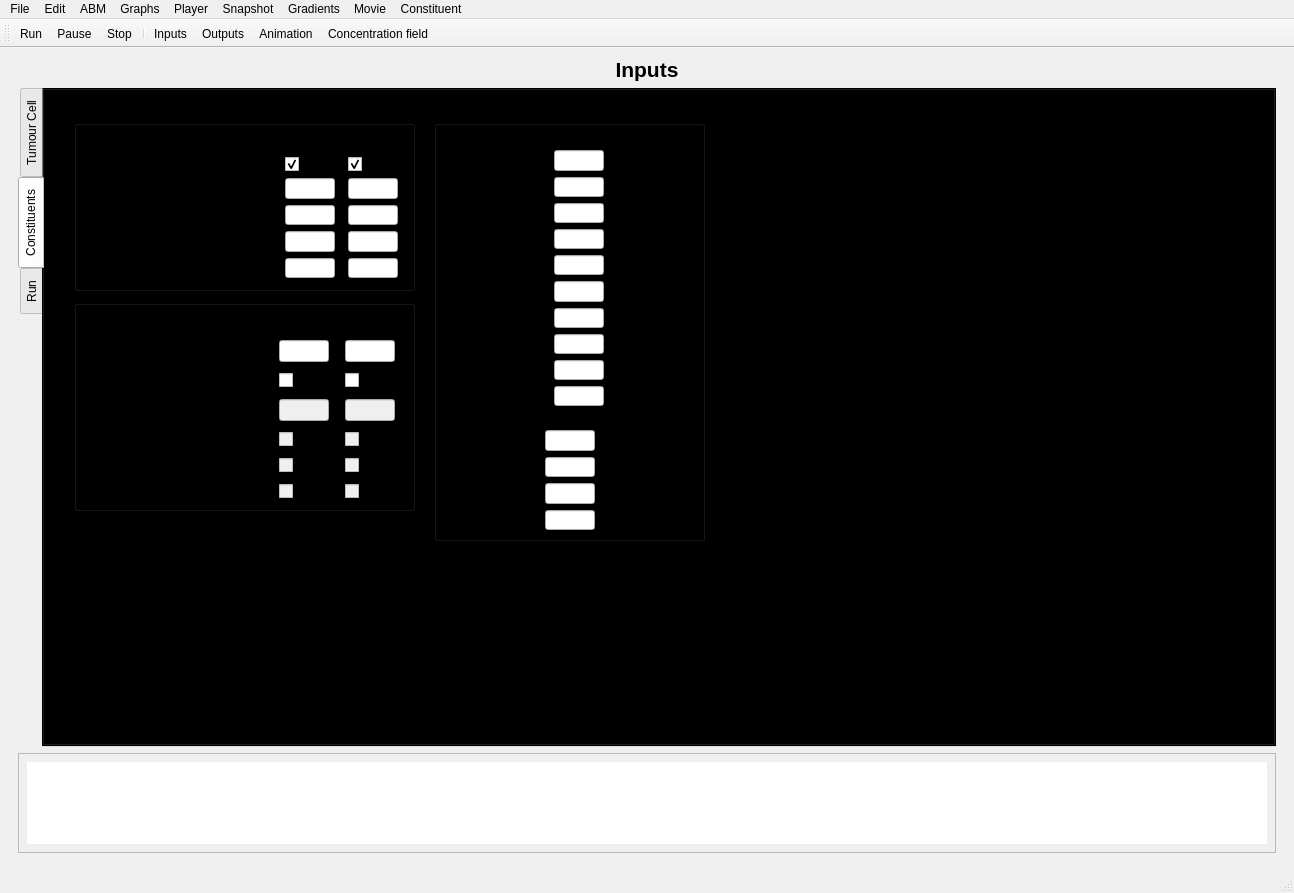
Above: GUI/spheroid_GUI.ui from gibbogle/spheroid-abm before the change. Below: the same form after it.
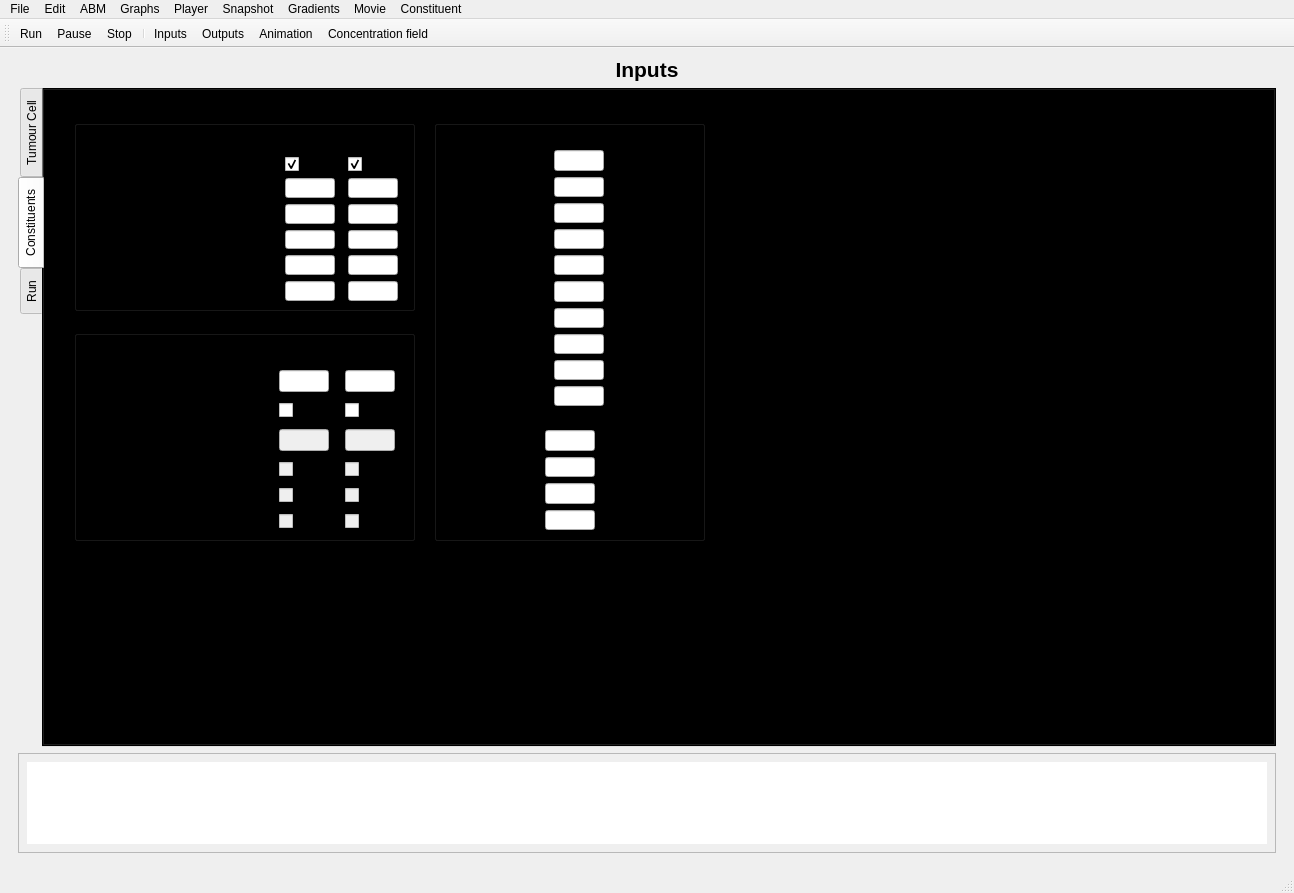
That is the form after the change. The open tabs and pages were chosen to show the change. Icons and pictures are not drawn. Custom widgets are drawn as their Qt base class.

Commit message: Many small changes, added MM_C0 to the GUI, increased max_nlist to 500k, MAX_VARS = 2*max_nlist

What changed in the file:
```diff
--- a/GUI/spheroid_GUI.ui
+++ b/GUI/spheroid_GUI.ui
@@ -251,7 +251,7 @@
               <x>30</x>
               <y>30</y>
               <width>341</width>
-              <height>171</height>
+              <height>191</height>
              </rect>
             </property>
             <property name="title">
@@ -263,7 +263,7 @@
                <x>10</x>
                <y>17</y>
                <width>320</width>
-               <height>141</height>
+               <height>164</height>
               </rect>
              </property>
              <layout class="QGridLayout" name="gridLayout_3">
@@ -519,7 +519,7 @@
                 </property>
                </widget>
               </item>
-              <item row="5" column="0">
+              <item row="6" column="0">
                <widget class="QLabel" name="label_CELL_DIFF">
                 <property name="font">
                  <font>
@@ -532,7 +532,7 @@
                 </property>
                </widget>
               </item>
-              <item row="5" column="3">
+              <item row="6" column="3">
                <widget class="QLineEdit" name="line_OXYGEN_CELL_DIFF">
                 <property name="maximumSize">
                  <size>
@@ -545,7 +545,7 @@
                 </property>
                </widget>
               </item>
-              <item row="5" column="4">
+              <item row="6" column="4">
                <widget class="QLineEdit" name="line_GLUCOSE_CELL_DIFF">
                 <property name="maximumSize">
                  <size>
@@ -558,6 +558,52 @@
                 </property>
                </widget>
               </item>
+              <item row="5" column="0">
+               <widget class="QLabel" name="label_MM_KM">
+                <property name="font">
+                 <font>
+                  <weight>75</weight>
+                  <bold>true</bold>
+                 </font>
+                </property>
+                <property name="text">
+                 <string>Michaelis-Menten Km</string>
+                </property>
+               </widget>
+              </item>
+              <item row="5" column="1">
+               <widget class="QLabel" name="units_MM_Km">
+                <property name="text">
+                 <string>uM</string>
+                </property>
+               </widget>
+              </item>
+              <item row="5" column="3">
+               <widget class="QLineEdit" name="line_OXYGEN_MM_KM">
+                <property name="maximumSize">
+                 <size>
+                  <width>50</width>
+                  <height>16777215</height>
+                 </size>
+                </property>
+                <property name="alignment">
+                 <set>Qt::AlignRight|Qt::AlignTrailing|Qt::AlignVCenter</set>
+                </property>
+               </widget>
+              </item>
+              <item row="5" column="4">
+               <widget class="QLineEdit" name="line_GLUCOSE_MM_KM">
+                <property name="maximumSize">
+                 <size>
+                  <width>50</width>
+                  <height>16777215</height>
+                 </size>
+                </property>
+                <property name="alignment">
+                 <set>Qt::AlignRight|Qt::AlignTrailing|Qt::AlignVCenter</set>
+                </property>
+               </widget>
+              </item>
              </layout>
             </widget>
            </widget>
@@ -565,7 +611,7 @@
             <property name="geometry">
              <rect>
               <x>30</x>
-              <y>210</y>
+              <y>240</y>
               <width>341</width>
               <height>211</height>
              </rect>
```
Left out of the diff: 5 changed lines with no effect on the pictures. The commit also changes 7 other files.
